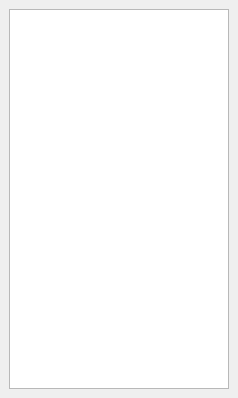
This is src/widgets/panels/layer-panel.ui in flux3dp/swiftray as Qt 5 draws it before an edit. The edited form follows.
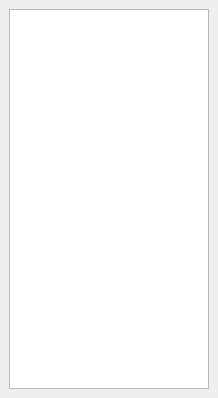
This is the edited form.

Commit message: Fix rotary windows UI icon & update layer panel add layer button position

Patch:
```diff
--- a/src/widgets/panels/layer-panel.ui
+++ b/src/widgets/panels/layer-panel.ui
@@ -6,7 +6,7 @@
    <rect>
     <x>0</x>
     <y>0</y>
-    <width>238</width>
+    <width>218</width>
     <height>398</height>
    </rect>
   </property>
@@ -42,7 +42,7 @@
        <rect>
         <x>0</x>
         <y>0</y>
-        <width>238</width>
+        <width>218</width>
         <height>398</height>
        </rect>
       </property>
@@ -52,7 +52,7 @@
          <property name="sizePolicy">
           <sizepolicy hsizetype="Expanding" vsizetype="Expanding">
            <horstretch>0</horstretch>
-           <verstretch>2</verstretch>
+           <verstretch>0</verstretch>
           </sizepolicy>
          </property>
          <property name="frameShadow">
```
The commit also changes 7 other files.
